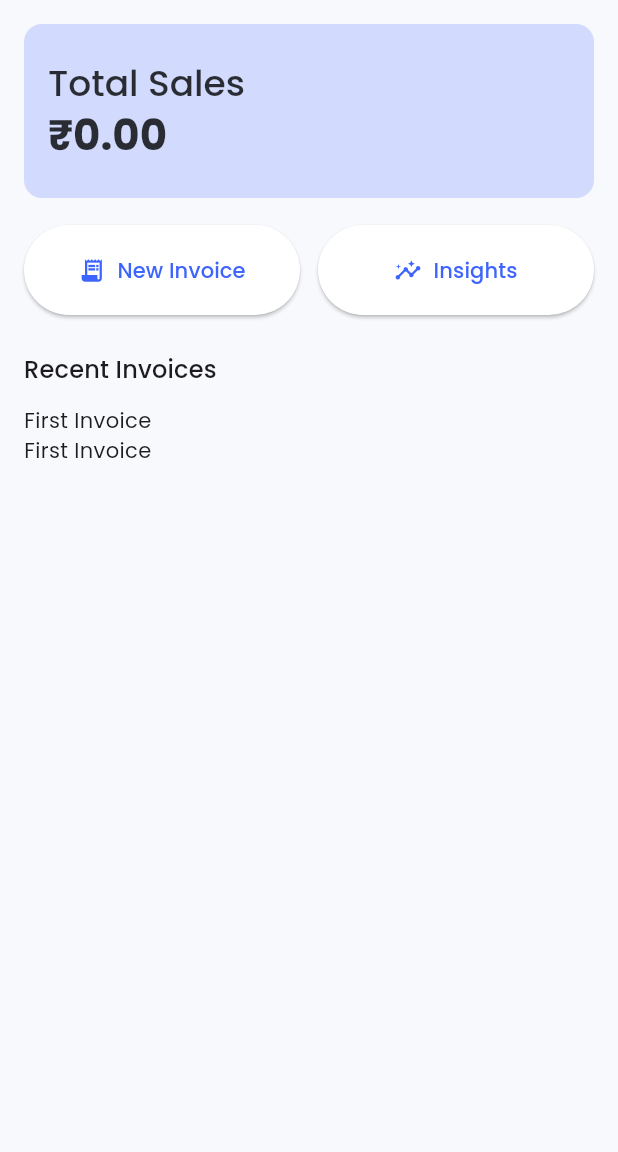
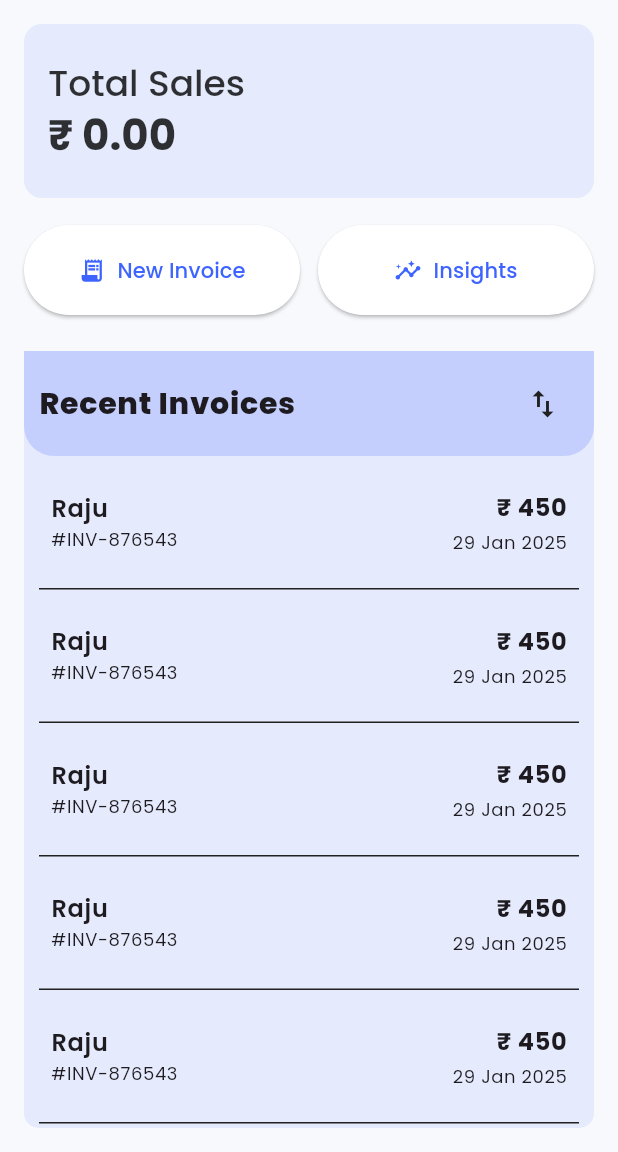
Before and after one commit to gaara40/QuickBill, a Flutter app: the DashboardScreen screen opened directly, on a phone screen of 412 x 824 dp, the part 84-1236 px from its top. Run offline on Flutter 3.47's test engine with Material 3 defaults, Android fonts, the phone set to English and light mode, and no system bars; our stand-ins replace firebase_auth, firebase_core, flutter_riverpod, google_fonts; accounts and stored records are empty.

Commit message:
Dashboard and widgets

```diff
--- a/lib/screens/dashboard_screen.dart
+++ b/lib/screens/dashboard_screen.dart
@@ -1,6 +1,7 @@
 import 'package:flutter/material.dart';
 import 'package:flutter_riverpod/flutter_riverpod.dart';
 import 'package:quick_bill/global_providers/auth_providers.dart';
+import 'package:quick_bill/widgets/recent_invoices.dart';
 
 class DashboardScreen extends ConsumerWidget {
   const DashboardScreen({super.key});
@@ -33,7 +34,7 @@ class DashboardScreen extends ConsumerWidget {
               padding: const EdgeInsets.all(16),
               decoration: BoxDecoration(
                 color: theme.colorScheme.primaryContainer.withValues(
-                  alpha: 0.2,
+                  alpha: 0.1,
                 ),
                 borderRadius: BorderRadius.circular(12),
               ),
@@ -56,7 +57,7 @@ class DashboardScreen extends ConsumerWidget {
                       ),
 
                       Text(
-                        '₹0.00',
+                        '₹ 0.00',
                         style: theme.textTheme.headlineMedium?.copyWith(
                           fontSize: 28,
                           fontWeight: FontWeight.bold,
@@ -98,18 +99,7 @@ class DashboardScreen extends ConsumerWidget {
               ],
             ),
             const SizedBox(height: 24),
-
-            // Recent Invoices Heading
-            Text('Recent Invoices', style: theme.textTheme.titleMedium),
-
-            const SizedBox(height: 12),
-
-            // TODO: Replace with dynamic list
-            Expanded(
-              child: ListView(
-                children: const [Text('First Invoice'), Text('First Invoice')],
-              ),
-            ),
+            Expanded(child: RecentInvoices()),
           ],
         ),
       ),
--- /dev/null
+++ b/lib/widgets/invoice_row.dart
@@ -0,0 +1,51 @@
+import 'package:flutter/material.dart';
+
+class InvoiceRow extends StatelessWidget {
+  const InvoiceRow({
+    super.key,
+    required this.customer,
+    required this.date,
+    required this.amount,
+    required this.invoiceNumber,
+    required this.onTap,
+  });
+
+  final String customer;
+  final String date;
+  final String amount;
+  final String invoiceNumber;
+  final VoidCallback onTap;
+
+  @override
+  Widget build(BuildContext context) {
+    final theme = Theme.of(context);
+
+    return ListTile(
+      contentPadding: EdgeInsets.all(8),
+      title: Text(
+        customer,
+        style: theme.textTheme.bodyLarge?.copyWith(fontWeight: FontWeight.w600),
+      ),
+
+      subtitle: Text(
+        '#INV-${invoiceNumber.substring(invoiceNumber.length - 6)}',
+        style: theme.textTheme.bodySmall,
+      ),
+      onTap: onTap,
+      trailing: Column(
+        mainAxisAlignment: MainAxisAlignment.center,
+        crossAxisAlignment: CrossAxisAlignment.end,
+        children: [
+          Text(
+            '₹ $amount',
+            style: theme.textTheme.bodyLarge?.copyWith(
+              fontWeight: FontWeight.bold,
+            ),
+          ),
+          const SizedBox(height: 4),
+          Text(date, style: theme.textTheme.bodySmall),
+        ],
+      ),
+    );
+  }
+}
--- /dev/null
+++ b/lib/widgets/recent_invoices.dart
@@ -0,0 +1,69 @@
+import 'package:flutter/material.dart';
+import 'package:quick_bill/widgets/invoice_row.dart';
+
+class RecentInvoices extends StatelessWidget {
+  const RecentInvoices({super.key});
+
+  @override
+  Widget build(BuildContext context) {
+    final theme = Theme.of(context);
+    return Container(
+      decoration: BoxDecoration(
+        color: theme.colorScheme.primaryContainer.withValues(alpha: 0.1),
+        borderRadius: BorderRadius.only(
+          bottomLeft: Radius.circular(10),
+          bottomRight: Radius.circular(10),
+        ),
+      ),
+      child: Column(
+        children: [
+          Container(
+            padding: EdgeInsets.symmetric(horizontal: 10),
+            height: 70,
+            decoration: BoxDecoration(
+              color: theme.colorScheme.primaryContainer.withValues(alpha: 0.2),
+              borderRadius: BorderRadius.only(
+                bottomLeft: Radius.circular(20),
+                bottomRight: Radius.circular(20),
+              ),
+            ),
+            child: Row(
+              children: [
+                Expanded(
+                  child: Text(
+                    'Recent Invoices',
+                    style: theme.textTheme.bodyLarge?.copyWith(
+                      fontSize: 20,
+                      fontWeight: FontWeight.w800,
+                    ),
+                  ),
+                ),
+
+                IconButton(onPressed: () {}, icon: Icon(Icons.swap_vert)),
+              ],
+            ),
+          ),
+
+          Expanded(
+            child: Padding(
+              padding: const EdgeInsets.symmetric(horizontal: 10),
+              child: ListView.separated(
+                itemBuilder: (context, index) {
+                  return InvoiceRow(
+                    customer: "Raju",
+                    date: '29 Jan 2025',
+                    amount: '450',
+                    invoiceNumber: '45555567876543',
+                    onTap: () {},
+                  );
+                },
+                separatorBuilder: (_, _) => const Divider(height: 1),
+                itemCount: 7,
+              ),
+            ),
+          ),
+        ],
+      ),
+    );
+  }
+}
```
